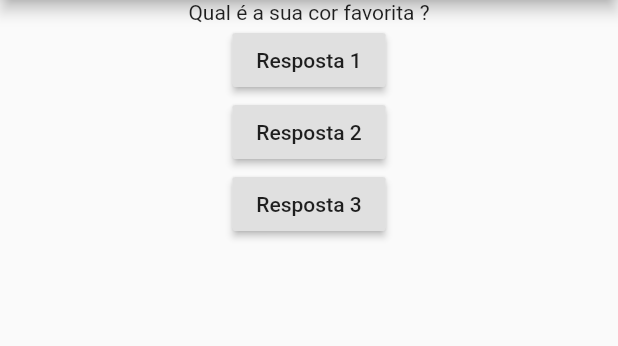
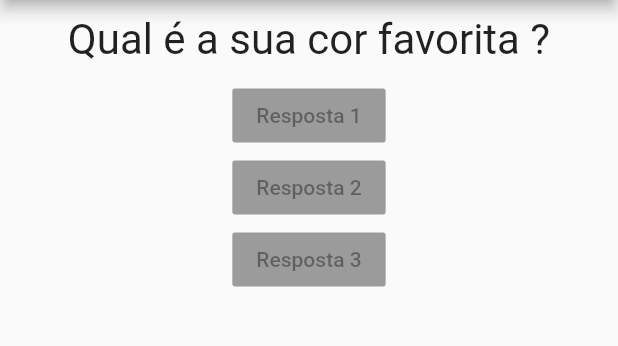
Before and after one commit to angeloconfer/coder_flutter, a Flutter app: the screen it shows after launch, on a phone screen of 412 x 824 dp, the part 84-430 px from its top. Run offline on Flutter 3.47's test engine with Material 2 defaults, Android fonts, the phone set to English and light mode, and no system bars.

Commit message:
projeto_perguntas

```diff
--- a/projeto_perguntas/lib/main.dart
+++ b/projeto_perguntas/lib/main.dart
@@ -1,10 +1,23 @@
 import 'package:flutter/material.dart';
+import 'package:projeto_perguntas/resposta.dart';
+
+import 'questao.dart';
 
 void main() => runApp(PerguntaApp());
 
-class PerguntaApp extends StatelessWidget {
-  void responder() {
-    print('Pergunta respondida');
+class PerguntaApp extends StatefulWidget {
+  @override
+  _PerguntaAppState createState() => _PerguntaAppState();
+}
+
+class _PerguntaAppState extends State<PerguntaApp> {
+  var _perguntaSelecionada = 0;
+
+  void _responder() {
+    setState(() {
+      _perguntaSelecionada++;
+      print(_perguntaSelecionada);
+    });
   }
 
   @override
@@ -23,15 +36,13 @@ class PerguntaApp extends StatelessWidget {
           centerTitle: true,
           title: Text('Perguntas'),
         ),
-        body: Center(
-          child: Column(
-            children: <Widget>[
-              Text(perguntas.elementAt(0)),
-              RaisedButton(child: Text('Resposta 1'), onPressed: responder),
-              RaisedButton(child: Text('Resposta 2'), onPressed: responder),
-              RaisedButton(child: Text('Resposta 3'), onPressed: responder)
-            ],
-          ),
+        body: Column(
+          children: <Widget>[
+            Questao(perguntas[_perguntaSelecionada]),
+            Resposta('Resposta 1'),
+            Resposta('Resposta 2'),
+            Resposta('Resposta 3'),
+          ],
         ),
       ),
     );
--- /dev/null
+++ b/projeto_perguntas/lib/questao.dart
@@ -0,0 +1,21 @@
+import 'package:flutter/material.dart';
+
+class Questao extends StatelessWidget {
+  final String texto;
+  Questao(this.texto);
+
+  @override
+  Widget build(BuildContext context) {
+    return Container(
+      width: double.infinity,
+      margin: EdgeInsets.all(10),
+      child: Text(
+        texto,
+        style: TextStyle(
+          fontSize: 28,
+        ),
+        textAlign: TextAlign.center,
+      ),
+    );
+  }
+}
--- /dev/null
+++ b/projeto_perguntas/lib/resposta.dart
@@ -0,0 +1,13 @@
+import 'package:flutter/material.dart';
+
+class Resposta extends StatelessWidget {
+  final String texto;
+  Resposta(this.texto);
+
+  @override
+  Widget build(BuildContext context) {
+    return RaisedButton(
+      child: Text(texto),
+      onPressed: null);
+  }
+}
```
